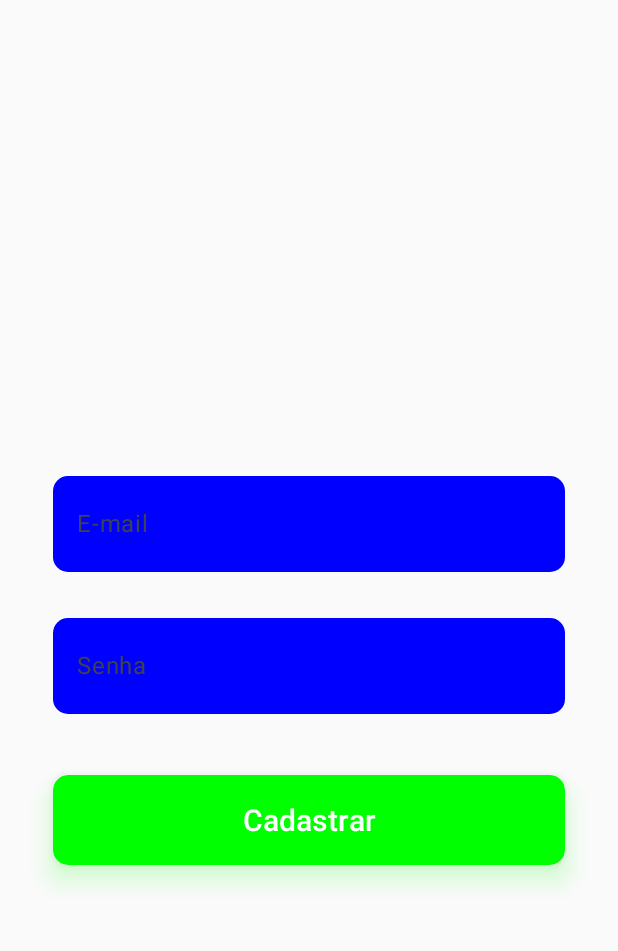
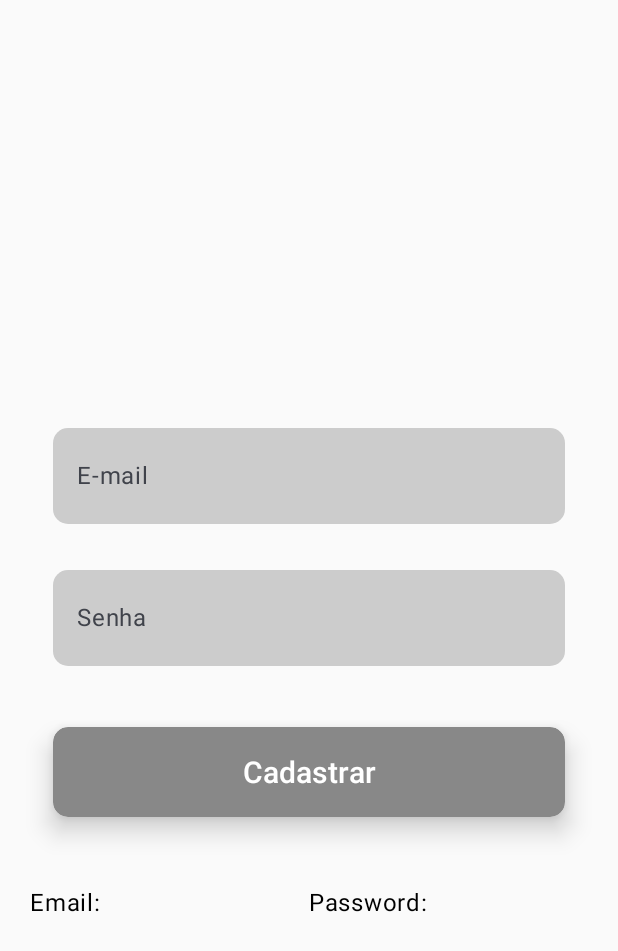
Before and after one commit to Rubens-Sandoval/CRUDFirebaseKotlin, an Android app built with Jetpack Compose: the screen it shows after launch (MainActivity), on a phone screen of 412 x 824 dp. Shown: the top 951 px of the screen. Run offline under Robolectric (Android 15) with nearby library versions, the phone set to English and light mode, and no system bars; our stand-ins replace Firebase (no records; nobody signed in at launch, a user with empty details on screens opened directly).

Commit message:
adding select

```diff
--- a/CRUDFirebase/app/src/main/java/com/example/crudfirebase/MainActivity.kt
+++ b/CRUDFirebase/app/src/main/java/com/example/crudfirebase/MainActivity.kt
@@ -1,5 +1,6 @@
 package com.example.crudfirebase
 
+import android.annotation.SuppressLint
 import android.os.Bundle
 import androidx.activity.ComponentActivity
 import androidx.activity.compose.setContent
@@ -9,11 +10,14 @@ import androidx.compose.foundation.border
 import androidx.compose.foundation.layout.Arrangement
 import androidx.compose.foundation.layout.Box
 import androidx.compose.foundation.layout.Column
+import androidx.compose.foundation.layout.Row
 import androidx.compose.foundation.layout.defaultMinSize
 import androidx.compose.foundation.layout.fillMaxSize
 import androidx.compose.foundation.layout.fillMaxWidth
 import androidx.compose.foundation.layout.padding
 import androidx.compose.foundation.layout.safeDrawingPadding
+import androidx.compose.foundation.lazy.LazyColumn
+import androidx.compose.foundation.lazy.items
 import androidx.compose.foundation.shape.RoundedCornerShape
 import androidx.compose.material3.Button
 import androidx.compose.material3.ButtonDefaults
@@ -21,6 +25,7 @@ import androidx.compose.material3.Text
 import androidx.compose.material3.TextField
 import androidx.compose.material3.TextFieldDefaults
 import androidx.compose.runtime.Composable
+import androidx.compose.runtime.mutableStateListOf
 import androidx.compose.runtime.mutableStateOf
 import androidx.compose.runtime.remember
 import androidx.compose.ui.Alignment
@@ -87,10 +92,10 @@ fun MyAppContent(db: FirebaseFirestore) {
                     .padding(35.dp, 25.dp)
                     .fillMaxWidth()
                     .defaultMinSize(minHeight = 60.dp)
-                    .shadow(10.dp, shape = RoundedCornerShape(10.dp), spotColor = Color.Green),
+                    .shadow(10.dp, shape = RoundedCornerShape(10.dp), spotColor = Color.Black),
                 colors = ButtonDefaults.buttonColors(
-                    containerColor = Color.Green,
-                    disabledContentColor = Color.Blue,
+                    containerColor = Color.Gray,
+                    disabledContentColor = Color.Black,
                 ),
                 shape = RoundedCornerShape(10.dp),
                 onClick = {
@@ -115,6 +120,7 @@ fun MyAppContent(db: FirebaseFirestore) {
                     fontSize = 20.sp
                 ))
             }
+            listUsers(db)
         }
     }
 }
@@ -142,16 +148,73 @@ fun Input(label: String, value: String, onValueChange: (String) -> Unit) {
                 isFocused.value = focusState.isFocused
             }
             .border(
-                border = if (isFocused.value) BorderStroke(2.dp, Color.Blue) else BorderStroke(0.dp, Color.Transparent),
+                border = if (isFocused.value) BorderStroke(2.dp, Color.LightGray) else BorderStroke(0.dp, Color.Transparent),
                 shape = RoundedCornerShape(10.dp),
             )
             .fillMaxWidth()
             .defaultMinSize(minHeight = 64.dp),
         colors = TextFieldDefaults.colors(
-            focusedContainerColor = Color.Blue,
-            unfocusedContainerColor = Color.Blue,
+            focusedContainerColor = Color.LightGray,
+            unfocusedContainerColor = Color.LightGray,
             focusedIndicatorColor = Color.Transparent,
             unfocusedIndicatorColor = Color.Transparent,
         )
     )
 }
+
+@SuppressLint("UnrememberedMutableState")
+@Composable
+fun listUsers(db: FirebaseFirestore){
+    Row (
+        Modifier
+            .fillMaxWidth()
+            .padding(20.dp)
+    ){
+        Column(
+            Modifier
+                .fillMaxWidth(0.5f)
+        ) {
+            Text(text = "Email:")
+        }
+        Column(
+            Modifier
+                .fillMaxWidth(0.5f)
+        ) {
+            Text(text = "Password:")
+        }
+    }
+    Row (
+        Modifier
+            .fillMaxWidth()
+    ){
+        Column (
+            Modifier
+                .fillMaxWidth(0.3f)
+        ){
+            val users = mutableStateListOf<HashMap<String, String>>()
+            db.collection("users")
+                .get()
+                .addOnSuccessListener { documents ->
+                    for (document in documents){
+                        val list = hashMapOf(
+                            "email" to "${document.data.get("email")}",
+                            "password" to "${document.data.get("password")}"
+                        )
+                        users.add(list)
+                    }
+                }
+            LazyColumn (modifier = Modifier.fillMaxWidth()){
+                items(users) { user ->
+                    Row(modifier = Modifier.fillMaxWidth()){
+                        Column(modifier = Modifier.weight(.5f)) {
+                            Text(text = user["email"] ?: "--")
+                        }
+                        Column(modifier = Modifier.weight(.5f)) {
+                            Text(text = user["password"] ?: "--")
+                        }
+                    }
+                }
+            }
+        }
+    }
+}
```
